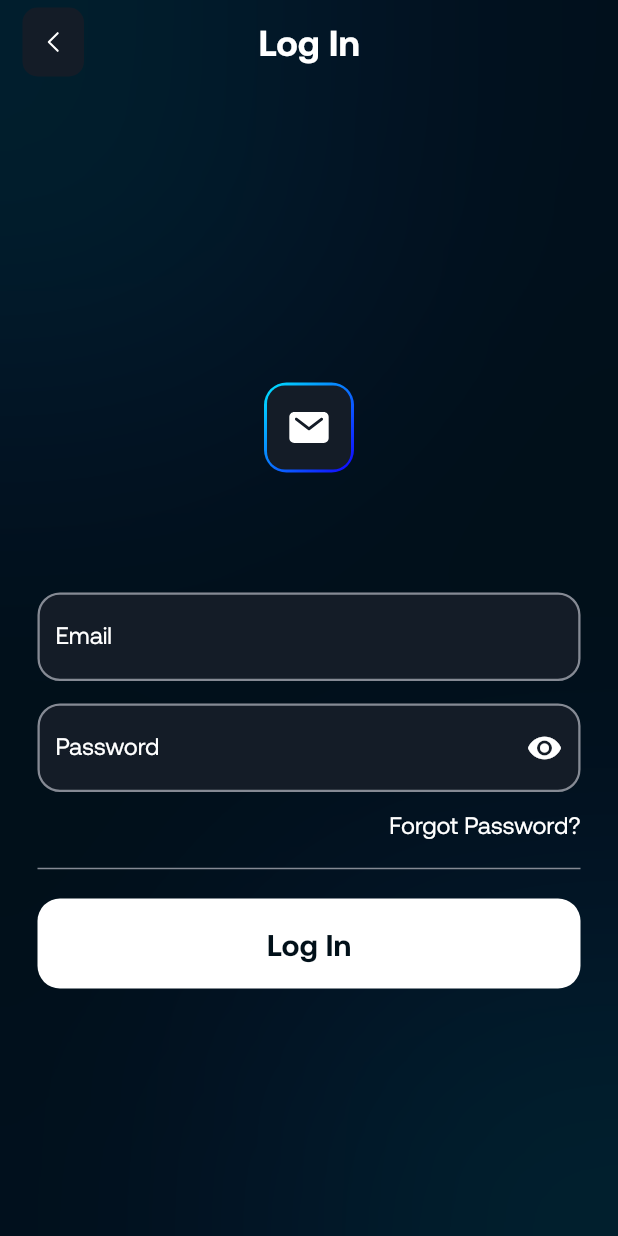
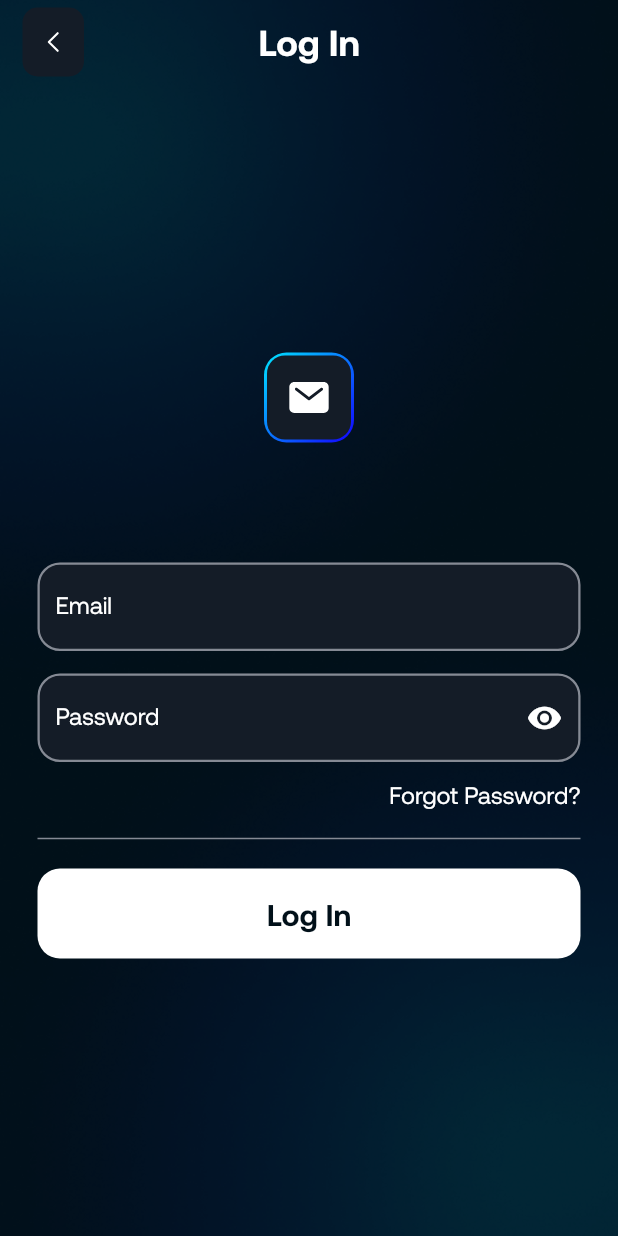
Before and after one commit to BotsheloRamela/LiftShare, a Flutter app: the screen it shows after launch, after a tap on "Continue with Email", on a phone screen of 412 x 824 dp. Run offline on Flutter 3.47's test engine with Material 2 defaults, Android fonts, the phone set to English and light mode, and no system bars; our stand-ins replace flutter_svg; missing offline and left inert: dart:ffi, text_divider.

Commit message:
REFACTOR(ui): Update background image

```diff
--- a/lib/ui/screens/onboarding/login_screen.dart
+++ b/lib/ui/screens/onboarding/login_screen.dart
@@ -48,15 +48,18 @@ class _LoginScreenState extends State<LoginScreen> {
           elevation: 0,
           leading: backButton(context),
         ),
-        body: Stack(
+        body: DecoratedBox(
+          decoration: appBackground(),
+          child: Stack(
             children: [
-            appBackground(),
+              // appBackground(),
               Padding(
                 padding: const EdgeInsets.all(AppValues.screenPadding),
+                child: Center(
                   child: Column(
                     mainAxisAlignment: MainAxisAlignment.center,
                     children: [
-                  const SizedBox(height: 90),
+                      const SizedBox(height: 50),
                       Container(
                         height: 60,
                         width: 60,
@@ -176,8 +179,10 @@ class _LoginScreenState extends State<LoginScreen> {
                       _logInButton(context),
                     ],
                   ),
+                ),
               )
             ],
+          ),
         ),
       ),
     );
--- a/lib/ui/screens/onboarding/welcome_screen.dart
+++ b/lib/ui/screens/onboarding/welcome_screen.dart
@@ -15,10 +15,9 @@ class WelcomeScreen extends StatelessWidget {
   @override
   Widget build(BuildContext context) {
     return SafeArea(
-      child: Stack(
-        children: [
-          appBackground(),
-          Padding(
+      child: DecoratedBox(
+        decoration: appBackground(),
+        child: Padding(
           padding: const EdgeInsets.all(AppValues.screenPadding),
           child: Column(
             crossAxisAlignment: CrossAxisAlignment.center,
@@ -63,8 +62,7 @@ class WelcomeScreen extends StatelessWidget {
               _signUpTextWidget(),
             ],
           ),
-          )
-        ],
+        ),
       ),
     );
   }
--- a/lib/ui/widgets/app_background.dart
+++ b/lib/ui/widgets/app_background.dart
@@ -1,35 +1,10 @@
-import 'dart:ui';
-
 import 'package:flutter/material.dart';
 
-import '../../utils/constants.dart';
-
-Widget appBackground() {
-  return Stack(
-    children: [
-      // Background Image
-      Container(
-        height: double.infinity,
-        width: double.infinity,
-        decoration: const BoxDecoration(
-          image: DecorationImage(
-            image: AssetImage('assets/images/app_background.png'),
-            fit: BoxFit.cover,
-          ),
-        ),
-      ),
-      // Blur Layer
-      Container(
-        height: double.infinity,
-        width: double.infinity,
-        color: AppColors.backgroundColor.withOpacity(0.7),
-        child: BackdropFilter(
-          filter: ImageFilter.blur(sigmaX: 80, sigmaY: 80),
-          child: Container(
-            color: Colors.transparent,
-          ),
-        ),
-      ),
-    ],
+BoxDecoration appBackground() {
+  return const BoxDecoration(
+    image: DecorationImage(
+        image: AssetImage("assets/images/background.png"),
+        fit: BoxFit.cover
+    ),
   );
 }
```
Also changed, not shown: assets/images/background.png (added). Lines whose indentation alone changed are shown as unchanged.
